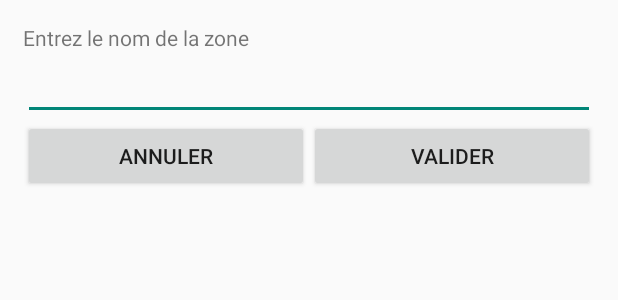
After one commit to Samy104/PetTracker, an Android app: the layout dialog_zone_adder_name.xml on its own in the app's theme, with its tools: preview values and no code run, on a phone screen of 412 x 824 dp. The commit adds this screen. Shown: the top 300 px of the screen. Run offline under Robolectric (Android 15) with nearby library versions, the phone set to English and light mode, and no system bars.

Commit message:
Added dialog to enter zone name in creation

```diff
--- /dev/null
+++ b/app/src/main/res/layout/dialog_zone_adder_name.xml
@@ -0,0 +1,39 @@
+<?xml version="1.0" encoding="utf-8"?>
+<LinearLayout xmlns:android="http://schemas.android.com/apk/res/android"
+    xmlns:app="http://schemas.android.com/apk/res-auto"
+    android:layout_width="match_parent"
+    android:layout_height="wrap_content"
+    android:orientation="vertical"
+    android:padding="15dp">
+
+    <TextView
+        android:layout_width="match_parent"
+        android:layout_height="wrap_content"
+        android:text="@string/enter_name" />
+
+    <EditText
+        android:id="@+id/edittext_name_zone"
+        android:layout_width="match_parent"
+        android:layout_height="wrap_content" />
+
+    <LinearLayout
+        android:layout_width="match_parent"
+        android:layout_height="wrap_content">
+
+        <Button
+            android:id="@+id/btn_cancel_add_zone"
+            android:layout_width="wrap_content"
+            android:layout_height="wrap_content"
+            android:layout_weight="1"
+            android:text="@string/annuler" />
+
+        <Button
+            android:id="@+id/btn_validate_add_zone"
+            android:layout_width="wrap_content"
+            android:layout_weight="1"
+            android:layout_height="wrap_content"
+            android:text="@string/valider" />
+    </LinearLayout>
+
+
+</LinearLayout>
--- a/app/src/main/res/values/strings.xml
+++ b/app/src/main/res/values/strings.xml
@@ -36,4 +36,8 @@
 
     <string name="ok">OK</string>
     <string name="cancel">Cancel</string>
+    <string name="enter_name">Entrez le nom de la zone</string>
+    <string name="annuler">Annuler</string>
+    <string name="valider">Valider</string>
+    <string name="confirmer">Confirmer</string>
 </resources>
```
Also changed, not shown: app/src/main/java/com/example/roadrunner/pettracker/ui/activities/ZoneAdderActivity.java (+57 -11 lines).
